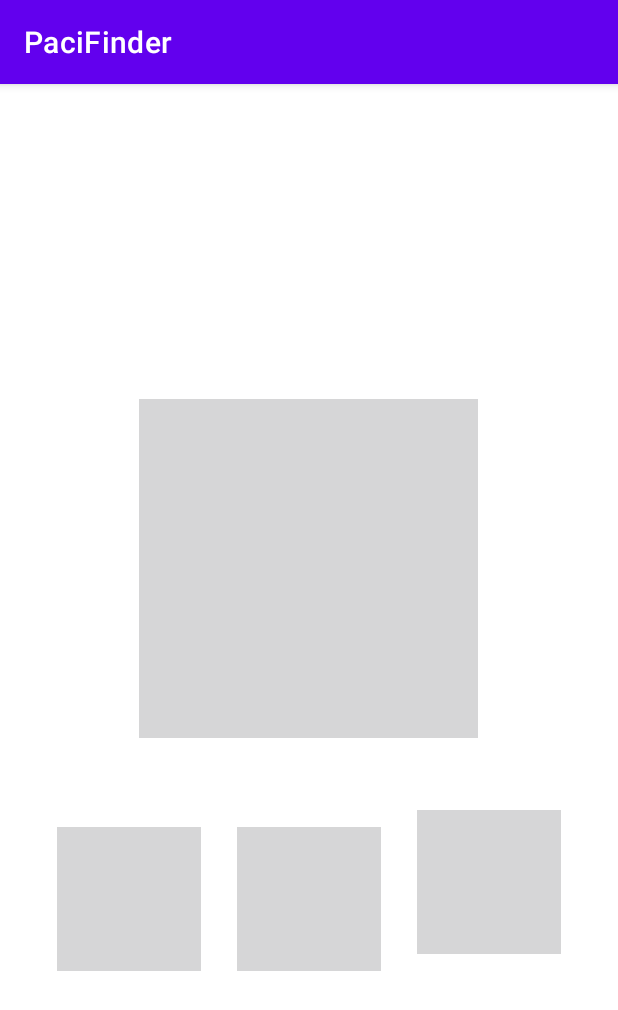
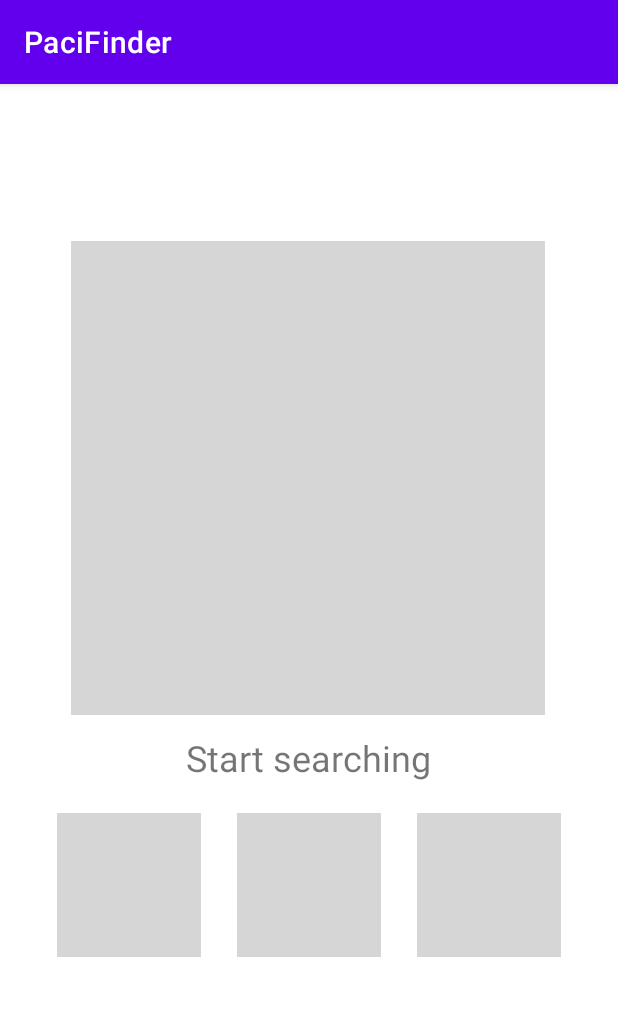
Before and after one commit to Giuseppel99/PaciFinder, an Android app: the screen it shows after launch (MainActivity), on a phone screen of 412 x 824 dp. Shown: the top 1010 px of the screen. Run offline under Robolectric (Android 15) with nearby library versions, the phone set to English and light mode, and no system bars.

Commit message:
fixing the last commit

```diff
--- a/app/src/main/res/layout/activity_main.xml
+++ b/app/src/main/res/layout/activity_main.xml
@@ -9,36 +9,35 @@
 
     <ImageButton
         android:id="@+id/findButton"
-        android:layout_width="250dp"
-        android:layout_height="250dp"
+        android:layout_width="340dp"
+        android:layout_height="340dp"
         android:backgroundTint="#00FFFFFF"
         android:scaleType="fitCenter"
         app:layout_constraintBottom_toBottomOf="parent"
         app:layout_constraintEnd_toEndOf="parent"
-        app:layout_constraintHorizontal_bias="0.496"
+        app:layout_constraintHorizontal_bias="0.492"
         app:layout_constraintStart_toStartOf="parent"
         app:layout_constraintTop_toTopOf="parent"
-        app:layout_constraintVertical_bias="0.382"
+        app:layout_constraintVertical_bias="0.217"
         app:srcCompat="@drawable/find_button"
         tools:ignore="SpeakableTextPresentCheck" />
 
     <ImageButton
-        android:id="@+id/breathButton"
+        android:id="@+id/btButton"
         android:layout_width="120dp"
         android:layout_height="120dp"
-        android:layout_marginStart="266dp"
+        android:layout_marginStart="26dp"
         android:layout_marginTop="24dp"
-        android:layout_marginEnd="26dp"
-        android:layout_marginBottom="177dp"
+        android:layout_marginBottom="153dp"
         android:backgroundTint="#00FFFFFF"
         android:scaleType="fitCenter"
         app:layout_constraintBottom_toBottomOf="parent"
-        app:layout_constraintEnd_toEndOf="parent"
-        app:layout_constraintHorizontal_bias="1.0"
+        app:layout_constraintEnd_toStartOf="@+id/dangerButton"
+        app:layout_constraintHorizontal_bias="0.0"
         app:layout_constraintStart_toStartOf="parent"
         app:layout_constraintTop_toBottomOf="@+id/findButton"
-        app:layout_constraintVertical_bias="0.0"
-        app:srcCompat="@drawable/breath_button"
+        app:layout_constraintVertical_bias="0.462"
+        app:srcCompat="@drawable/bt_button"
         tools:ignore="SpeakableTextPresentCheck" />
 
     <ImageButton
@@ -54,21 +53,44 @@
         app:layout_constraintEnd_toStartOf="@+id/breathButton"
         app:layout_constraintStart_toStartOf="parent"
         app:layout_constraintTop_toBottomOf="@+id/findButton"
-        app:srcCompat="@drawable/danger_button" />
+        app:layout_constraintVertical_bias="0.462"
+        app:srcCompat="@drawable/danger_button"
+        tools:ignore="SpeakableTextPresentCheck" />
 
     <ImageButton
-        android:id="@+id/btButton"
+        android:id="@+id/breathButton"
         android:layout_width="120dp"
         android:layout_height="120dp"
-        android:layout_marginStart="26dp"
+        android:layout_marginStart="266dp"
         android:layout_marginTop="24dp"
+        android:layout_marginEnd="27dp"
         android:layout_marginBottom="153dp"
         android:backgroundTint="#00FFFFFF"
         android:scaleType="fitCenter"
         app:layout_constraintBottom_toBottomOf="parent"
-        app:layout_constraintEnd_toStartOf="@+id/dangerButton"
+        app:layout_constraintEnd_toEndOf="parent"
+        app:layout_constraintHorizontal_bias="0.0"
         app:layout_constraintStart_toStartOf="parent"
         app:layout_constraintTop_toBottomOf="@+id/findButton"
-        app:srcCompat="@drawable/bt_button" />
+        app:layout_constraintVertical_bias="0.462"
+        app:srcCompat="@drawable/breath_button"
+        tools:ignore="SpeakableTextPresentCheck" />
+
+    <TextView
+        android:id="@+id/findText"
+        android:layout_width="wrap_content"
+        android:layout_height="wrap_content"
+        android:layout_marginStart="158dp"
+        android:layout_marginEnd="158dp"
+        android:layout_marginBottom="5dp"
+        android:text="@string/start_searching"
+        android:textSize="24sp"
+        app:autoSizeTextType="uniform"
+        app:layout_constraintBottom_toTopOf="@+id/dangerButton"
+        app:layout_constraintEnd_toEndOf="parent"
+        app:layout_constraintHorizontal_bias="0.507"
+        app:layout_constraintStart_toStartOf="parent"
+        app:layout_constraintTop_toBottomOf="@+id/findButton"
+        app:layout_constraintVertical_bias="0.0" />
 
 </androidx.constraintlayout.widget.ConstraintLayout>
--- a/app/src/main/res/values/strings.xml
+++ b/app/src/main/res/values/strings.xml
@@ -1,3 +1,4 @@
 <resources>
     <string name="app_name">PaciFinder</string>
+    <string name="start_searching">Start searching</string>
 </resources>
```
